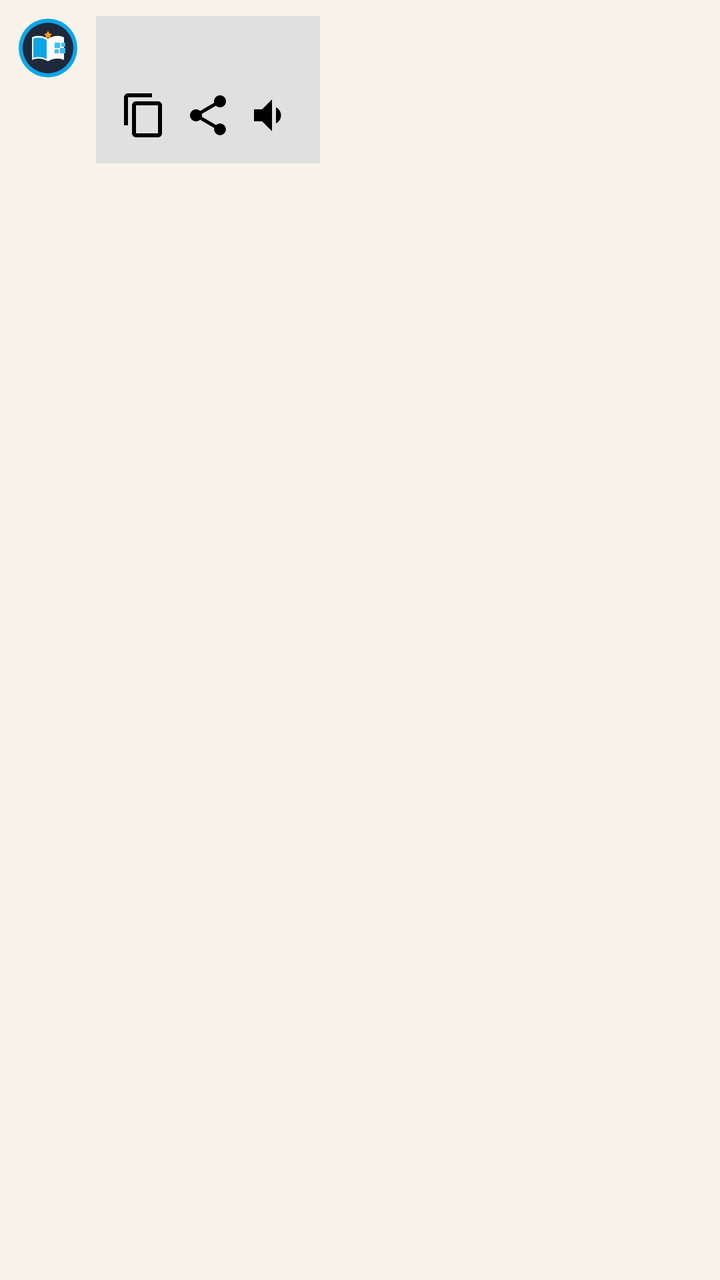
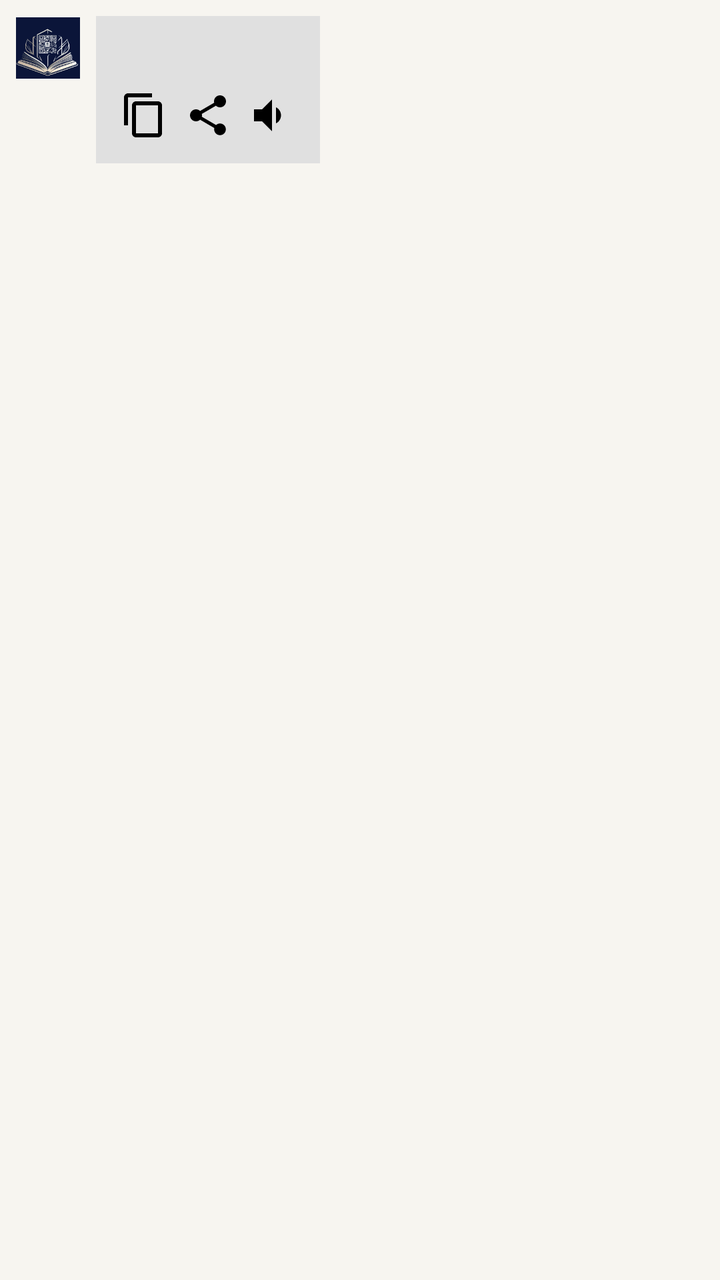

Two renders of the same Android screen: before a commit and after it. Below are the layout's source before the change and the commit's diff.
<!-- AndroidManifest.xml: application theme Theme.SmartLibrary -->
<!-- res/layout/item_ai_message.xml -->
<?xml version="1.0" encoding="utf-8"?>
<LinearLayout xmlns:android="http://schemas.android.com/apk/res/android"
    android:layout_width="match_parent"
    android:layout_height="wrap_content"
    android:orientation="vertical"
    android:padding="8dp">

    <LinearLayout
        android:layout_width="wrap_content"
        android:layout_height="wrap_content"
        android:layout_gravity="start"
        android:orientation="horizontal">

        <ImageView
            android:layout_width="32dp"
            android:layout_height="32dp"
            android:src="@drawable/ic_library_logo"
            android:layout_marginEnd="8dp" />

        <LinearLayout
            android:layout_width="wrap_content"
            android:layout_height="wrap_content"
            android:background="#E0E0E0"
            android:orientation="vertical"
            android:padding="12dp">

            <TextView
                android:id="@+id/text_ai_message"
                android:layout_width="wrap_content"
                android:layout_height="wrap_content"
                android:textColor="#000000"
                android:textSize="16sp" />

            <LinearLayout
                android:layout_width="wrap_content"
                android:layout_height="wrap_content"
                android:layout_marginTop="4dp"
                android:orientation="horizontal">

                <ImageButton
                    android:id="@+id/btn_copy"
                    android:layout_width="24dp"
                    android:layout_height="24dp"
                    android:background="?attr/selectableItemBackground"
                    android:src="@drawable/ic_copy" />

                <ImageButton
                    android:id="@+id/btn_share"
                    android:layout_width="24dp"
                    android:layout_height="24dp"
                    android:layout_marginStart="8dp"
                    android:background="?attr/selectableItemBackground"
                    android:src="@drawable/ic_share" />

                <ImageButton
                    android:id="@+id/btn_speak"
                    android:layout_width="24dp"
                    android:layout_height="24dp"
                    android:layout_marginStart="8dp"
                    android:background="?attr/selectableItemBackground"
                    android:src="@drawable/ic_speak" />
            </LinearLayout>
        </LinearLayout>
    </LinearLayout>

</LinearLayout>
<!-- resources referenced by this layout -->
<resources>
  <!-- drawable ic_library_logo (drawable) -->
  <vector xmlns:android="http://schemas.android.com/apk/res/android"
      android:width="96dp"
      android:height="96dp"
      android:viewportWidth="96"
      android:viewportHeight="96">
  
      
      <path
          android:fillColor="#0EA5E9"
          android:pathData="M48,4A44,44 0,1 0,92 48,44.05 44.05 0,0 0,48 4Z" />
      <path
          android:fillColor="#1E293B"
          android:pathData="M48,10A38,38 0,1 0,86 48,38.04 38.04 0,0 0,48 10Z" />
  
      
      <path
          android:fillColor="#FFFFFF"
          android:pathData="M24,32 C32,28 42,30 48,34 C54,30 64,28 72,32 L72,66 C64,62 54,64 48,68 C42,64 32,62 24,66 Z" />
      <path
          android:fillColor="#0EA5E9"
          android:pathData="M46,36 L46,65 C42,62 33,60 26,63 L26,34 C33,31 42,33 46,36 Z" />
  
      
      <path
          android:fillColor="#38BDF8"
          android:pathData="M58,40 h8 v8 h-8 z M68,40 h6 v6 h-6 z M58,50 h6 v6 h-6 z M66,48 h8 v8 h-8 z" />
  
      
      <path
          android:fillColor="#F59E0B"
          android:pathData="M48,22 l2,4 4,1 -3,3 1,4 -4,-2 -4,2 1,-4 -3,-3 4,-1 z" />
  </vector>
  <style name="Theme.SmartLibrary" parent="Base.Theme.SmartLibrary" />
  <style name="Base.Theme.SmartLibrary" parent="Theme.MaterialComponents.DayNight.NoActionBar">
          
          <item name="colorPrimary">@color/primary</item>
          <item name="colorPrimaryVariant">@color/primary_dark</item>
          <item name="colorOnPrimary">@color/white</item>
          
          <item name="colorSecondary">@color/accent</item>
          <item name="colorSecondaryVariant">@color/accent_dark</item>
          <item name="colorOnSecondary">@color/white</item>
          
          <item name="android:statusBarColor">@color/background</item>
          <item name="android:windowLightStatusBar">true</item>
          
          <item name="android:windowBackground">@color/background</item>
      </style>
  <color name="primary">#3F3A63</color>
  <color name="primary_dark">#2B2745</color>
  <color name="white">#FFFFFF</color>
  <color name="accent">#C79A55</color>
  <color name="accent_dark">#A67C3F</color>
  <color name="background">#F7F3EA</color>
  <!-- unchanged entries left out for length: 3 -->
</resources>

<!-- the commit's change to res/layout/item_ai_message.xml (unified diff, before → after) -->
@@ -14,7 +14,7 @@
         <ImageView
             android:layout_width="32dp"
             android:layout_height="32dp"
-            android:src="@drawable/ic_library_logo"
+            android:src="@drawable/ic_user_logo"
             android:layout_marginEnd="8dp" />
 
         <LinearLayout
<!-- resource entries referenced after the edit -->
@@ -1,38 +1,6 @@
 <!-- resources referenced by this layout -->
 <resources>
-  <!-- drawable ic_library_logo (drawable) -->
-  <vector xmlns:android="http://schemas.android.com/apk/res/android"
-      android:width="96dp"
-      android:height="96dp"
-      android:viewportWidth="96"
-      android:viewportHeight="96">
-  
-      
-      <path
-          android:fillColor="#0EA5E9"
-          android:pathData="M48,4A44,44 0,1 0,92 48,44.05 44.05 0,0 0,48 4Z" />
-      <path
-          android:fillColor="#1E293B"
-          android:pathData="M48,10A38,38 0,1 0,86 48,38.04 38.04 0,0 0,48 10Z" />
-  
-      
-      <path
-          android:fillColor="#FFFFFF"
-          android:pathData="M24,32 C32,28 42,30 48,34 C54,30 64,28 72,32 L72,66 C64,62 54,64 48,68 C42,64 32,62 24,66 Z" />
-      <path
-          android:fillColor="#0EA5E9"
-          android:pathData="M46,36 L46,65 C42,62 33,60 26,63 L26,34 C33,31 42,33 46,36 Z" />
-  
-      
-      <path
-          android:fillColor="#38BDF8"
-          android:pathData="M58,40 h8 v8 h-8 z M68,40 h6 v6 h-6 z M58,50 h6 v6 h-6 z M66,48 h8 v8 h-8 z" />
-  
-      
-      <path
-          android:fillColor="#F59E0B"
-          android:pathData="M48,22 l2,4 4,1 -3,3 1,4 -4,-2 -4,2 1,-4 -3,-3 4,-1 z" />
-  </vector>
+  <!-- drawable ic_user_logo: png bitmap (drawable, 35357 bytes) -->
   <style name="Theme.SmartLibrary" parent="Base.Theme.SmartLibrary" />
   <style name="Base.Theme.SmartLibrary" parent="Theme.MaterialComponents.DayNight.NoActionBar">
           
@@ -48,13 +16,60 @@
           <item name="android:windowLightStatusBar">true</item>
           
           <item name="android:windowBackground">@color/background</item>
+          <item name="colorSurface">@color/surface</item>
+          <item name="colorOnSurface">@color/text_primary</item>
+          <item name="android:textColorPrimary">@color/text_primary</item>
+          <item name="android:textColorSecondary">@color/text_secondary</item>
+          
+          
+          <item name="shapeAppearanceSmallComponent">@style/ShapeAppearance.SmartLibrary.SmallComponent</item>
+          <item name="shapeAppearanceMediumComponent">@style/ShapeAppearance.SmartLibrary.MediumComponent</item>
+          <item name="shapeAppearanceLargeComponent">@style/ShapeAppearance.SmartLibrary.LargeComponent</item>
+          <item name="materialCardViewStyle">@style/Widget.SmartLibrary.CardView</item>
+          <item name="materialButtonStyle">@style/Widget.SmartLibrary.Button</item>
+          <item name="bottomNavigationStyle">@style/Widget.SmartLibrary.BottomNavigationView</item>
       </style>
-  <color name="primary">#3F3A63</color>
-  <color name="primary_dark">#2B2745</color>
+  <color name="primary">#176B67</color>
+  <color name="primary_dark">#125854</color>
   <color name="white">#FFFFFF</color>
-  <color name="accent">#C79A55</color>
-  <color name="accent_dark">#A67C3F</color>
-  <color name="background">#F7F3EA</color>
+  <color name="accent">#C58A3A</color>
+  <color name="accent_dark">#A47230</color>
+  <color name="background">#F7F5F0</color>
+  <color name="surface">#FFFFFF</color>
+  <color name="text_primary">#202625</color>
+  <color name="text_secondary">#66706E</color>
+  <style name="ShapeAppearance.SmartLibrary.SmallComponent" parent="ShapeAppearance.MaterialComponents.SmallComponent">
+          <item name="cornerFamily">rounded</item>
+          <item name="cornerSize">8dp</item>
+      </style>
+  <style name="ShapeAppearance.SmartLibrary.MediumComponent" parent="ShapeAppearance.MaterialComponents.MediumComponent">
+          <item name="cornerFamily">rounded</item>
+          <item name="cornerSize">16dp</item>
+      </style>
+  <style name="ShapeAppearance.SmartLibrary.LargeComponent" parent="ShapeAppearance.MaterialComponents.LargeComponent">
+          <item name="cornerFamily">rounded</item>
+          <item name="cornerSize">24dp</item>
+      </style>
+  <style name="Widget.SmartLibrary.CardView" parent="Widget.MaterialComponents.CardView">
+          <item name="shapeAppearanceOverlay">@style/ShapeAppearance.SmartLibrary.MediumComponent</item>
+          <item name="cardElevation">0dp</item>
+          <item name="strokeWidth">1dp</item>
+          <item name="strokeColor">@color/card_stroke</item>
+          <item name="cardBackgroundColor">@color/surface</item>
+      </style>
+  <style name="Widget.SmartLibrary.Button" parent="Widget.MaterialComponents.Button">
+          <item name="shapeAppearanceOverlay">@style/ShapeAppearance.SmartLibrary.SmallComponent</item>
+          <item name="android:textAllCaps">false</item>
+          <item name="android:letterSpacing">0.01</item>
+          <item name="android:textSize">16sp</item>
+      </style>
+  <style name="Widget.SmartLibrary.BottomNavigationView" parent="Widget.MaterialComponents.BottomNavigationView">
+          <item name="backgroundTint">@color/surface</item>
+          <item name="itemIconTint">@color/bottom_nav_item_color</item>
+          <item name="itemTextColor">@color/bottom_nav_item_color</item>
+          <item name="elevation">8dp</item>
+      </style>
+  <color name="card_stroke">#E3E6E3</color>
   <!-- unchanged entries left out for length: 3 -->
 </resources>
 
